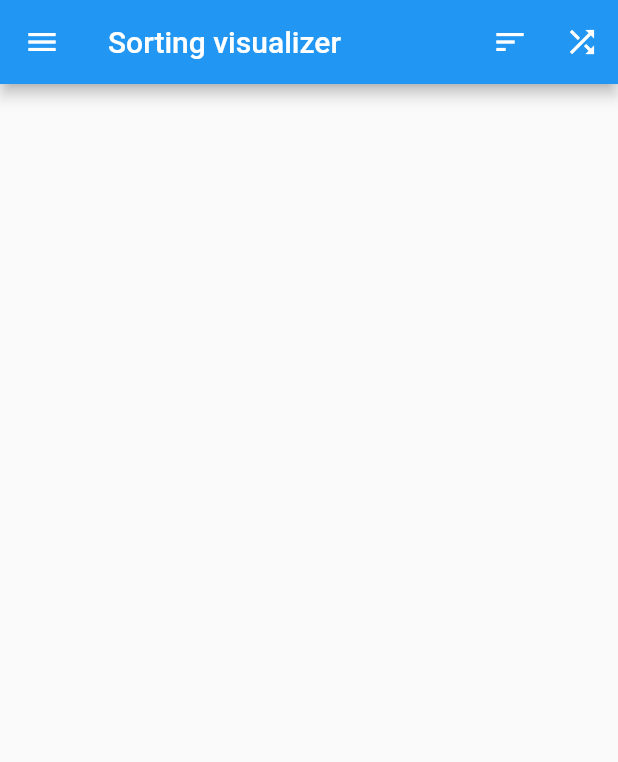
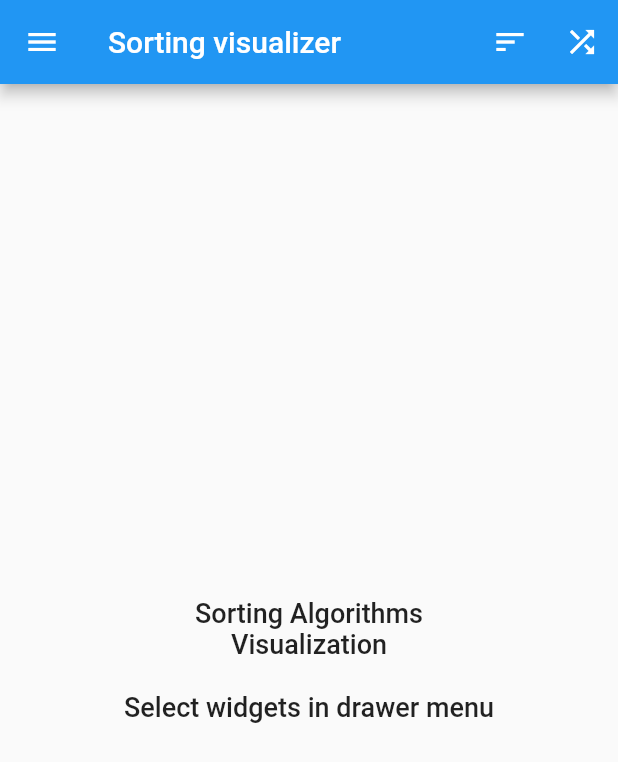
Before and after one commit to VadymPinchuk/visualizer, a Flutter app: the screen it shows after launch, in the side drawer, after a tap on the "sort" icon, on a phone screen of 412 x 824 dp. Shown: the top 762 px of the screen. Run offline on Flutter 3.47's test engine with Material 2 defaults, Android fonts, the phone set to English and light mode, and no system bars; our stand-ins replace shared_preferences; statements that could not run were skipped.

Commit message:
Added persistency in sorting selection

```diff
--- a/lib/holder/sort_holder.dart
+++ b/lib/holder/sort_holder.dart
@@ -1,5 +1,6 @@
 import 'package:flutter/widgets.dart';
 import 'package:provider/provider.dart';
+import 'package:shared_preferences/shared_preferences.dart';
 import 'package:visualizer/bubble/bubble_sort.dart';
 import 'package:visualizer/bubble/bubble_sort_widget.dart';
 import 'package:visualizer/insertion/insertion_sort.dart';
@@ -12,7 +13,9 @@ import 'package:visualizer/selection/selection_sort_widget.dart';
 enum Sorting { Merge, Insertion, Selection, Bubble }
 
 class SortHolder extends ChangeNotifier {
-  SortHolder() : super();
+  SortHolder() {
+    _initialConfig();
+  }
 
   final _sortingSet = <Sorting>{};
 
@@ -20,13 +23,14 @@ class SortHolder extends ChangeNotifier {
 
   bool contains(Sorting type) => sortingSet.contains(type);
 
-  void switchSorting(Sorting type) {
+  Future switchSorting(Sorting type) async {
     if (_sortingSet.contains(type)) {
       _sortingSet.remove(type);
     } else {
       _sortingSet.add(type);
     }
     notifyListeners();
+    await _saveSelection();
   }
 
   List<Widget> generateWidgets(BuildContext context) {
@@ -87,4 +91,23 @@ class SortHolder extends ChangeNotifier {
       }
     }
   }
+
+  Future _initialConfig() async {
+    final SharedPreferences prefs = await SharedPreferences.getInstance();
+    final List<String> list = prefs.getStringList('sortingTypes');
+    _parseList(list);
+    notifyListeners();
+  }
+
+  Future _saveSelection() async {
+    await SharedPreferences.getInstance().then((prefs) => prefs.setStringList('sortingTypes', _toList()));
+  }
+
+  List<String> _toList() => _sortingSet.map((e) => e.index.toString()).toList();
+
+  void _parseList(List<String> list) {
+    for (final String each in list) {
+      _sortingSet.add(Sorting.values[int.tryParse(each)]);
+    }
+  }
 }
--- a/lib/sorting_page.dart
+++ b/lib/sorting_page.dart
@@ -3,6 +3,7 @@ import 'package:flutter/widgets.dart';
 import 'package:provider/provider.dart';
 import 'package:visualizer/holder/sort_holder.dart';
 import 'package:visualizer/options_drawer.dart';
+import 'package:visualizer/strings.dart';
 
 class ListPage extends StatefulWidget {
   const ListPage({Key key, this.title}) : super(key: key);
@@ -33,10 +34,21 @@ class _ListPageState extends State<ListPage> {
         ),
         drawer: OptionsDrawer(),
         body: Consumer<SortHolder>(
-          builder: (context, types, _) => ListView(
-            padding: const EdgeInsets.all(8),
-            children: types.generateWidgets(context),
-          ),
+          builder: (context, types, _) {
+            final List<Widget> widgets = types.generateWidgets(context);
+            return widgets.isEmpty
+                ? Center(
+                    child: Text(
+                      '$DRAWER_TITLE\n\n$EMPTY_MESSAGE',
+                      textAlign: TextAlign.center,
+                      style: Theme.of(context).textTheme.bodyText1.copyWith(fontSize: 18.0),
+                    ),
+                  )
+                : ListView(
+                    padding: const EdgeInsets.all(8),
+                    children: widgets,
+                  );
+          },
         ),
       );
 }
--- a/lib/strings.dart
+++ b/lib/strings.dart
@@ -5,3 +5,4 @@ const String INSERTION_SORT = 'Insertion sort';
 const String SELECTION_SORT = 'Selection sort';
 const String APP_TITLE = 'Sorting visualizer';
 const String DRAWER_TITLE = 'Sorting Algorithms\nVisualization';
+const String EMPTY_MESSAGE = 'Select widgets in drawer menu';
```
